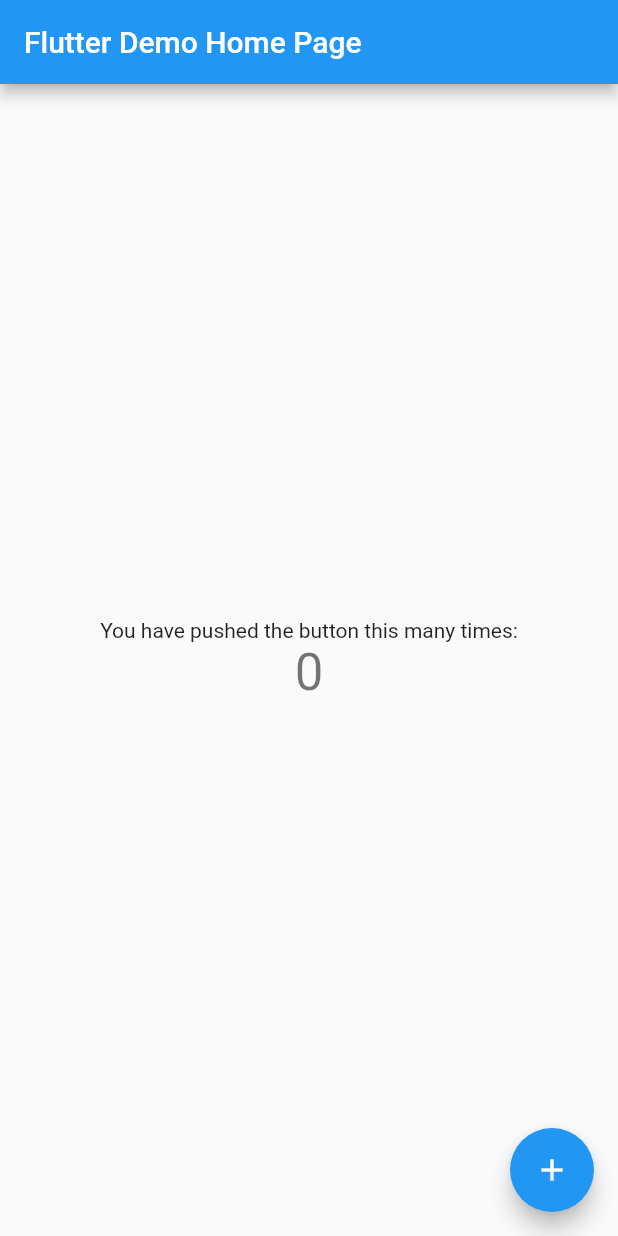
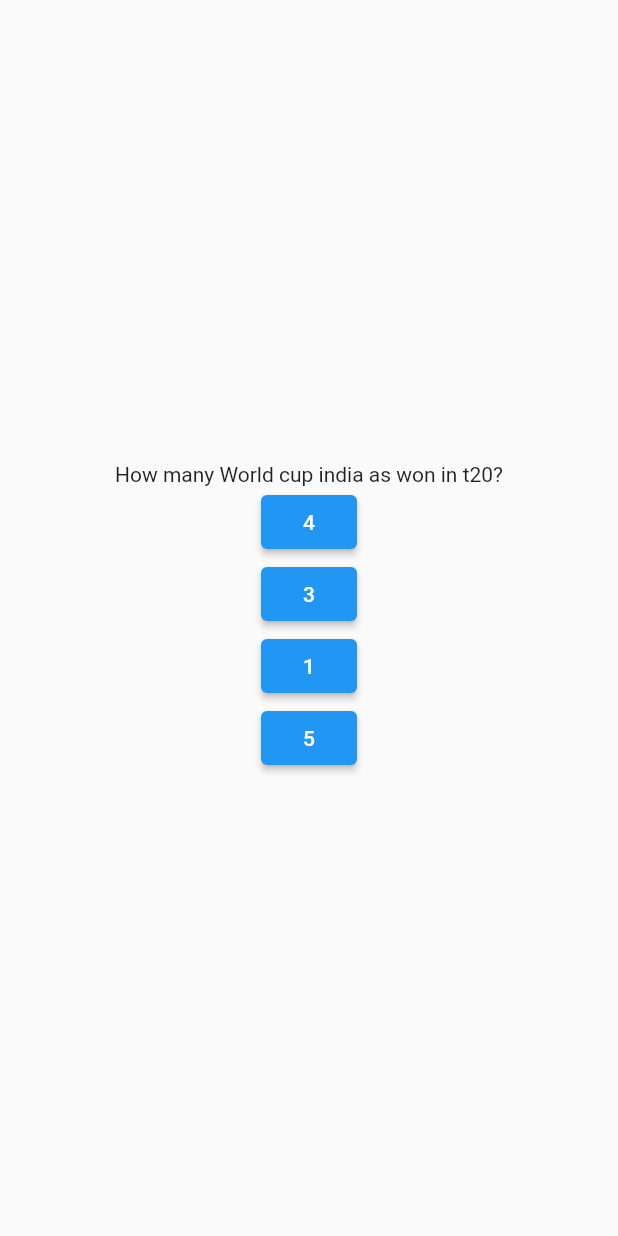
Before and after one commit to Jashwanth-Gowda-R/appMakingAcademyCourses, a Flutter app: the screen it shows after launch, on a phone screen of 412 x 824 dp. Run offline on Flutter 3.47's test engine with Material 2 defaults, Android fonts, the phone set to English and light mode, and no system bars.

Commit message:
added bassic structure and questions

```diff
--- a/quiz_app/lib/main.dart
+++ b/quiz_app/lib/main.dart
@@ -1,115 +1,86 @@
 import 'package:flutter/material.dart';
 
 void main() {
-  runApp(const MyApp());
+  runApp(const QuizApp());
 }
 
-class MyApp extends StatelessWidget {
-  const MyApp({Key key}) : super(key: key);
+class QuizApp extends StatefulWidget {
+  const QuizApp({Key key}) : super(key: key);
 
-  // This widget is the root of your application.
+  @override
+  _QuizAppState createState() => _QuizAppState();
+}
+
+class _QuizAppState extends State<QuizApp> {
+  List questions = [
+    {
+      "question": "How many World cup india as won in t20?",
+      "options_a": "4",
+      "options_b": "3",
+      "options_c": "1",
+      "options_d": "5",
+      "answer": "1"
+    },
+    {
+      "question": "How many colors in Google Logo?",
+      "options_a": "4",
+      "options_b": "3",
+      "options_c": "5",
+      "options_d": "6",
+      "answer": "4"
+    },
+    {
+      "question": "How many cups did CSK won in ipl?",
+      "options_a": "4",
+      "options_b": "3",
+      "options_c": "5",
+      "options_d": "6",
+      "answer": "4"
+    },
+    {
+      "question": "which is the team to win the wcup in year 1983",
+      "options_a": "Sri Lanka",
+      "options_b": "Pakistan",
+      "options_c": "India",
+      "options_d": "australia",
+      "answer": "India"
+    },
+  ];
+  var rightAnswerCount = 0;
+  var wrongAnswerCount = 0;
+  var currentIndex = 0;
   @override
   Widget build(BuildContext context) {
     return MaterialApp(
-      title: 'Flutter Demo',
-      theme: ThemeData(
-        // This is the theme of your application.
-        //
-        // Try running your application with "flutter run". You'll see the
-        // application has a blue toolbar. Then, without quitting the app, try
-        // changing the primarySwatch below to Colors.green and then invoke
-        // "hot reload" (press "r" in the console where you ran "flutter run",
-        // or simply save your changes to "hot reload" in a Flutter IDE).
-        // Notice that the counter didn't reset back to zero; the application
-        // is not restarted.
-        primarySwatch: Colors.blue,
+      debugShowCheckedModeBanner: false,
+      home: Scaffold(
+        body: Container(
+          width: double.infinity,
+          child: Column(
+            crossAxisAlignment: CrossAxisAlignment.center,
+            mainAxisAlignment: MainAxisAlignment.center,
+            children: [
+              Text("${questions[currentIndex]["question"]}"),
+              ElevatedButton(
+                onPressed: () {},
+                child: Text("${questions[currentIndex]["options_a"]}"),
               ),
-      home: const MyHomePage(title: 'Flutter Demo Home Page'),
-    );
-  }
-}
-
-class MyHomePage extends StatefulWidget {
-  const MyHomePage({Key key, this.title}) : super(key: key);
-
-  // This widget is the home page of your application. It is stateful, meaning
-  // that it has a State object (defined below) that contains fields that affect
-  // how it looks.
-
-  // This class is the configuration for the state. It holds the values (in this
-  // case the title) provided by the parent (in this case the App widget) and
-  // used by the build method of the State. Fields in a Widget subclass are
-  // always marked "final".
-
-  final String title;
-
-  @override
-  State<MyHomePage> createState() => _MyHomePageState();
-}
-
-class _MyHomePageState extends State<MyHomePage> {
-  int _counter = 0;
-
-  void _incrementCounter() {
-    setState(() {
-      // This call to setState tells the Flutter framework that something has
-      // changed in this State, which causes it to rerun the build method below
-      // so that the display can reflect the updated values. If we changed
-      // _counter without calling setState(), then the build method would not be
-      // called again, and so nothing would appear to happen.
-      _counter++;
-    });
-  }
-
-  @override
-  Widget build(BuildContext context) {
-    // This method is rerun every time setState is called, for instance as done
-    // by the _incrementCounter method above.
-    //
-    // The Flutter framework has been optimized to make rerunning build methods
-    // fast, so that you can just rebuild anything that needs updating rather
-    // than having to individually change instances of widgets.
-    return Scaffold(
-      appBar: AppBar(
-        // Here we take the value from the MyHomePage object that was created by
-        // the App.build method, and use it to set our appbar title.
-        title: Text(widget.title),
+              ElevatedButton(
+                onPressed: () {},
+                child: Text("${questions[currentIndex]["options_b"]}"),
               ),
-      body: Center(
-        // Center is a layout widget. It takes a single child and positions it
-        // in the middle of the parent.
-        child: Column(
-          // Column is also a layout widget. It takes a list of children and
-          // arranges them vertically. By default, it sizes itself to fit its
-          // children horizontally, and tries to be as tall as its parent.
-          //
-          // Invoke "debug painting" (press "p" in the console, choose the
-          // "Toggle Debug Paint" action from the Flutter Inspector in Android
-          // Studio, or the "Toggle Debug Paint" command in Visual Studio Code)
-          // to see the wireframe for each widget.
-          //
-          // Column has various properties to control how it sizes itself and
-          // how it positions its children. Here we use mainAxisAlignment to
-          // center the children vertically; the main axis here is the vertical
-          // axis because Columns are vertical (the cross axis would be
-          // horizontal).
-          mainAxisAlignment: MainAxisAlignment.center,
-          children: <Widget>[
-            const Text(
-              'You have pushed the button this many times:',
+              ElevatedButton(
+                onPressed: () {},
+                child: Text("${questions[currentIndex]["options_c"]}"),
               ),
-            Text(
-              '$_counter',
-              style: Theme.of(context).textTheme.headline4,
+              ElevatedButton(
+                onPressed: () {},
+                child: Text("${questions[currentIndex]["options_d"]}"),
               ),
             ],
           ),
         ),
-      floatingActionButton: FloatingActionButton(
-        onPressed: _incrementCounter,
-        tooltip: 'Increment',
-        child: const Icon(Icons.add),
-      ), // This trailing comma makes auto-formatting nicer for build methods.
+      ),
     );
   }
 }
```
Also changed, not shown: 1 other file. Lines whose indentation alone changed are shown as unchanged.
